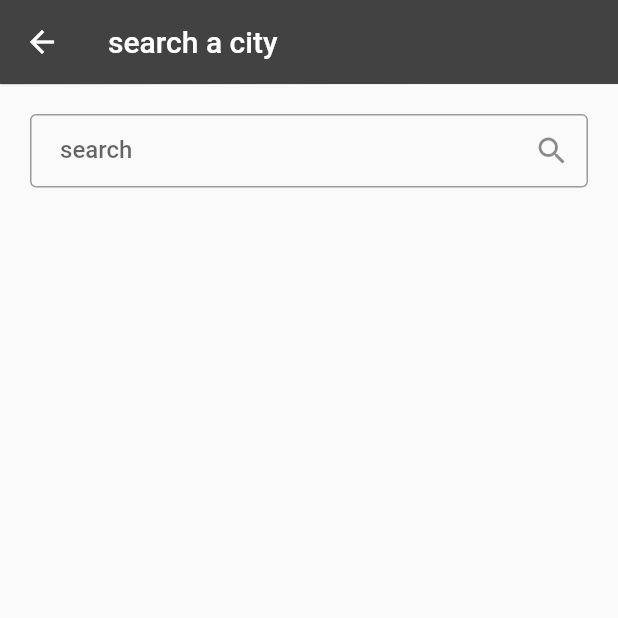
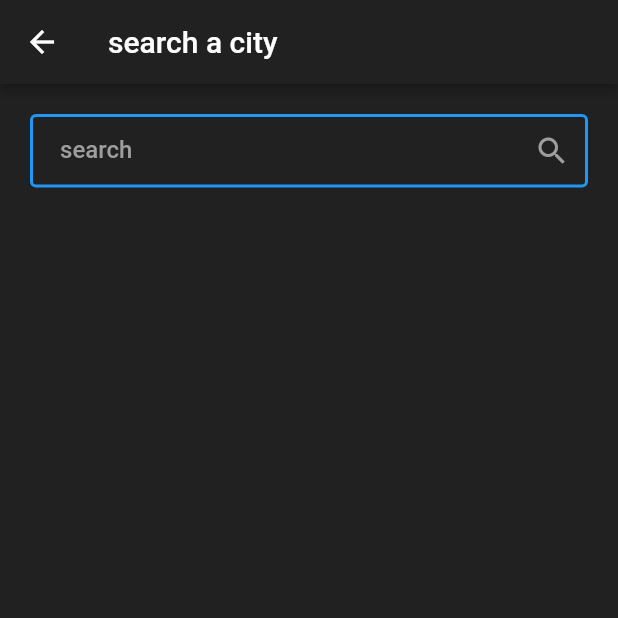
Before and after one commit to eslammongy/DailyWeather, a Flutter app: the SearchScreen screen opened directly, on a phone screen of 412 x 824 dp, the top half of it. Run offline on Flutter 3.47's test engine with Material 2 defaults, Android fonts, the phone set to English and light mode, and no system bars; our stand-ins replace location, shared_preferences; accounts and stored records are empty.

Commit message:
handle exceptions && fetch daily forecast

```diff
--- a/daily_weather/lib/main.dart
+++ b/daily_weather/lib/main.dart
@@ -5,11 +5,11 @@ import 'package:provider/provider.dart';
 
 void main() async {
   WidgetsFlutterBinding.ensureInitialized();
-  runApp(MyApp());
+  runApp(const MyApp());
 }
 
 class MyApp extends StatelessWidget {
-  MyApp({super.key});
+  const MyApp({super.key});
 
   // This widget is the root of your application.
   @override
--- a/daily_weather/lib/models/weather_model.dart
+++ b/daily_weather/lib/models/weather_model.dart
@@ -10,7 +10,7 @@ class WeatherModel {
   String? iconCode;
   String? main;
   String? cityName;
-  dynamic? windSpeed;
+  dynamic windSpeed;
   double? temp;
   double? maxTemp;
   double? minTemp;
--- a/daily_weather/lib/screens/search/search_screen.dart
+++ b/daily_weather/lib/screens/search/search_screen.dart
@@ -1,4 +1,5 @@
 import 'package:daily_weather/services/weather_services.dart';
+import 'package:daily_weather/utils/app_colors.dart';
 import 'package:daily_weather/widgets/weather_info.dart';
 import 'package:flutter/material.dart';
 import 'package:flutter/services.dart';
@@ -7,51 +8,61 @@ import 'package:provider/provider.dart';
 import '../../providers/weather_provider.dart';
 
 class SearchScreen extends StatefulWidget {
+  const SearchScreen({super.key});
+
   @override
   State<SearchScreen> createState() => _SearchScreenState();
 }
 
 class _SearchScreenState extends State<SearchScreen> {
-  String? cityName;
-
   WeatherServices services = WeatherServices();
 
   @override
   Widget build(BuildContext context) {
     var provider = Provider.of<WeatherProvider>(context);
-    print(
-        "CityName -> $cityName Weather List Model Size -> ${provider.listWeatherModel.length}");
+
     return Scaffold(
+        backgroundColor: Colors.grey[900],
         appBar: AppBar(
           systemOverlayStyle: SystemUiOverlayStyle(
             systemNavigationBarColor: Colors.white,
-            statusBarColor: Colors.grey[800], // You can use this as well
+            statusBarColor: Colors.grey[900], // You can use this as well
             statusBarIconBrightness:
                 Brightness.light, // OR Vice Versa for ThemeMode.dark
             statusBarBrightness: Brightness.light,
           ),
-          backgroundColor: Colors.grey[800],
-          elevation: 0.3,
+          backgroundColor: Colors.grey[900],
+          elevation: 3,
           title: const Text('search a city'),
         ),
-        body: provider.listWeatherModel.isEmpty
+        body: provider.cityName == null
             ? Container(
                 margin:
                     const EdgeInsets.symmetric(vertical: 20, horizontal: 20),
                 child: TextField(
                   onSubmitted: ((value) {
-                    cityName = value;
-                    provider.getWeatherInfoByCityName(cityName!);
+                    setState(() {
+                      provider.cityName = value;
+                    });
                   }),
-                  decoration: const InputDecoration(
-                      suffixIcon: Icon(Icons.search),
-                      contentPadding:
-                          EdgeInsets.symmetric(vertical: 15, horizontal: 20),
-                      label: Text('search'),
-                      hintText: 'enter city name',
-                      border: OutlineInputBorder()),
+                  decoration: InputDecoration(
+                    suffixIcon: Icon(Icons.search, color: Colors.grey[500]),
+                    fillColor: Colors.grey[700],
+                    contentPadding: const EdgeInsets.symmetric(
+                        vertical: 15, horizontal: 20),
+                    label: Text(
+                      'search',
+                      style: TextStyle(color: Colors.grey[500]),
+                    ),
+                    hintText: 'enter city name',
+                    hintStyle: const TextStyle(color: AppColor.grey),
+                    enabledBorder: const OutlineInputBorder(
+                      borderSide: BorderSide(
+                          width: 2, color: Colors.blue), //<-- SEE HERE
+                    ),
+                  ),
                 ),
               )
-            : Container());
+            : CurrentWeatherContainer(fetchMethod: provider.cityName!));
   }
 }
--- a/daily_weather/lib/services/weather_services.dart
+++ b/daily_weather/lib/services/weather_services.dart
@@ -6,6 +6,7 @@ import 'package:daily_weather/models/weather_model.dart';
 import 'package:daily_weather/utils/utils.dart';
 import 'package:http/http.dart' as http_client;
 
+/*  */
 class WeatherServices {
   Future<List<WeatherModel>> getCurrentWeatherData(
       {required String cityName}) async {
--- /dev/null
+++ b/daily_weather/lib/utils/failure.dart
@@ -0,0 +1,8 @@
+class Failure {
+  final String message;
+
+  Failure(this.message);
+
+  @override
+  String toString() => message;
+}
--- a/daily_weather/lib/utils/utils.dart
+++ b/daily_weather/lib/utils/utils.dart
@@ -1,5 +1,4 @@
 // ignore: constant_identifier_names
-import 'package:intl/intl.dart';
 
 const String ApiKey = "ca4f047ebf37d1d9d7dfebb4100bd981";
 const String baseUrl = "https://api.openweathermap.org/data/2.5/";
```
Also changed, not shown: daily_weather/lib/providers/weather_provider.dart (+37 -9 lines), daily_weather/lib/screens/home/home_screen.dart (+11 -10 lines), daily_weather/lib/widgets/error_widget.dart (added, +36 -0 lines), daily_weather/lib/widgets/weather_info.dart (+11 -9 lines), daily_weather/assets/images/location.png (added).
